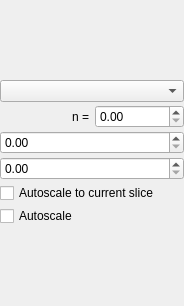
The window that MantidQt/SliceViewer/inc/MantidQtSliceViewer/ColorBarWidget.ui (mantidproject/mantid) describes before a commit, drawn with Qt 5.
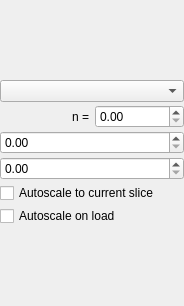
The same window after the commit. Custom widgets are drawn as their Qt base class.

Patch:
```diff
--- a/MantidQt/SliceViewer/inc/MantidQtSliceViewer/ColorBarWidget.ui
+++ b/MantidQt/SliceViewer/inc/MantidQtSliceViewer/ColorBarWidget.ui
@@ -93,7 +93,7 @@
      <item>
       <widget class="QCheckBox" name="autoScale">
        <property name="text">
-        <string>Autoscale</string>
+        <string>Autoscale on load</string>
        </property>
       </widget>
      </item>
```
Left out of the diff: 3 changed lines with no effect on the pictures.
